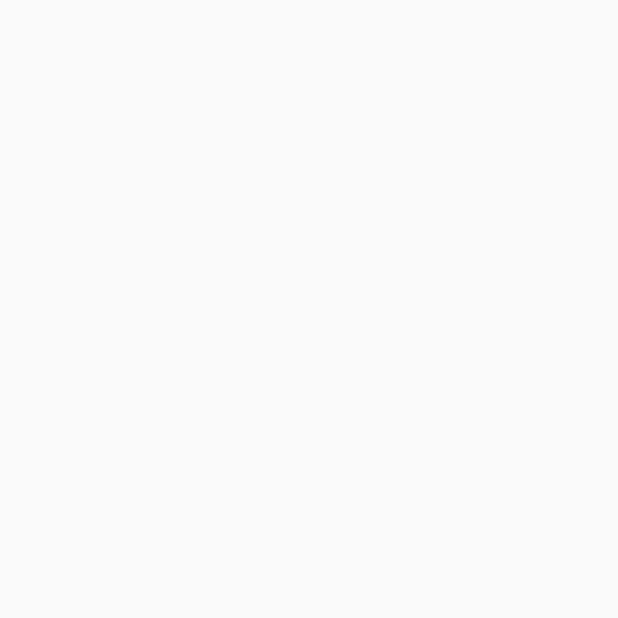
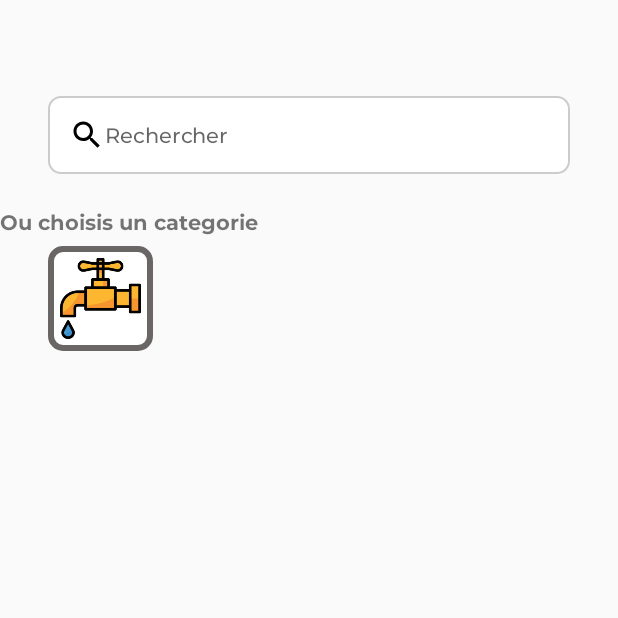
Before and after one commit to thisizsalah/Memoire-App, an Android app: the MainActivity screen opened directly, with no data from a screen before it, on a phone screen of 412 x 824 dp, the top half of it. Before the commit the part shown is empty. Run offline under Robolectric (Android 15) with nearby library versions, the phone set to English and light mode, and no system bars.

Commit message:
first upload

```diff
--- /dev/null
+++ b/app/src/main/res/drawable/main_icon_bckgrnd.xml
@@ -0,0 +1,10 @@
+<?xml version="1.0" encoding="utf-8"?>
+<shape xmlns:android="http://schemas.android.com/apk/res/android"
+    android:shape="rectangle">
+    <solid android:color="@color/white"/>
+    <corners android:radius="8dp"/>
+    <stroke android:color="#6A6666"
+        android:width="4dp"/>
+
+
+</shape>
--- /dev/null
+++ b/app/src/main/res/drawable/search_vector.xml
@@ -0,0 +1,5 @@
+<vector android:height="24dp" android:tint="#000000"
+    android:viewportHeight="24" android:viewportWidth="24"
+    android:width="24dp" xmlns:android="http://schemas.android.com/apk/res/android">
+    <path android:fillColor="@android:color/white" android:pathData="M15.5,14h-0.79l-0.28,-0.27C15.41,12.59 16,11.11 16,9.5 16,5.91 13.09,3 9.5,3S3,5.91 3,9.5 5.91,16 9.5,16c1.61,0 3.09,-0.59 4.23,-1.57l0.27,0.28v0.79l5,4.99L20.49,19l-4.99,-5zM9.5,14C7.01,14 5,11.99 5,9.5S7.01,5 9.5,5 14,7.01 14,9.5 11.99,14 9.5,14z"/>
+</vector>
--- a/app/src/main/res/layout/activity_main.xml
+++ b/app/src/main/res/layout/activity_main.xml
@@ -6,4 +6,68 @@
     android:layout_height="match_parent"
     tools:context=".MainActivity">
 
+    <EditText
+        android:id="@+id/Recherche_bar"
+        android:layout_width="0dp"
+        android:layout_height="wrap_content"
+        android:layout_marginStart="32dp"
+        android:layout_marginTop="64dp"
+        android:layout_marginEnd="32dp"
+        android:background="@drawable/email_mdp_ui"
+        android:drawableLeft="@drawable/search_vector"
+        android:ems="10"
+        android:fontFamily="@font/montserrat_medium"
+        android:hint="Rechercher"
+        android:inputType="text"
+        android:padding="14dp"
+        android:textSize="14sp"
+        app:layout_constraintEnd_toEndOf="parent"
+        app:layout_constraintHorizontal_bias="0.497"
+        app:layout_constraintStart_toStartOf="parent"
+        app:layout_constraintTop_toTopOf="parent" />
+
+    <TextView
+        android:id="@+id/textView"
+        android:layout_width="wrap_content"
+        android:layout_height="wrap_content"
+        android:layout_marginTop="16dp"
+        android:fontFamily="@font/montserrat_bold"
+        android:text="Ou choisis un categorie"
+        android:textSize="14sp"
+        app:layout_constraintBottom_toTopOf="@+id/linearLayout"
+        app:layout_constraintStart_toStartOf="parent"
+        app:layout_constraintTop_toBottomOf="@+id/Recherche_bar" />
+
+    <LinearLayout
+        android:id="@+id/linearLayout"
+        android:layout_width="match_parent"
+        android:layout_height="0dp"
+        android:layout_marginStart="32dp"
+        android:layout_marginTop="48dp"
+        android:layout_marginEnd="32dp"
+        android:orientation="vertical"
+        app:layout_constraintBottom_toBottomOf="parent"
+        app:layout_constraintEnd_toEndOf="parent"
+        app:layout_constraintStart_toStartOf="parent"
+        app:layout_constraintTop_toBottomOf="@+id/Recherche_bar">
+
+        <LinearLayout
+            android:layout_width="match_parent"
+            android:layout_height="match_parent"
+            android:orientation="horizontal">
+
+            <TableRow
+                android:layout_width="match_parent"
+                android:layout_height="match_parent">
+
+                <ImageView
+                    android:id="@+id/imageView5"
+                    android:layout_width="70dp"
+                    android:layout_height="70dp"
+                    app:srcCompat="@drawable/water"
+                    android:background="@drawable/main_icon_bckgrnd"
+                    android:padding="8dp"/>
+            </TableRow>
+        </LinearLayout>
+    </LinearLayout>
 </androidx.constraintlayout.widget.ConstraintLayout>
```
